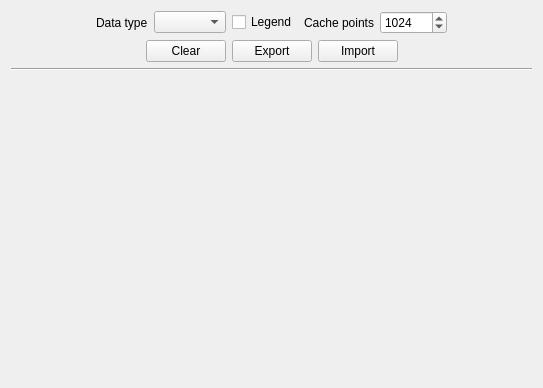
Qt form src/page/panels/outputpanels/charts/line/linesettings.ui (x-tools-author/x-tools) before a commit.
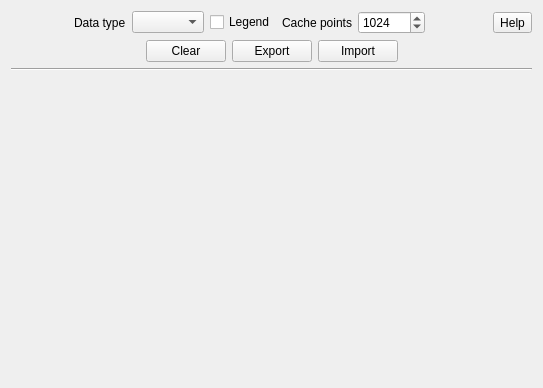
The same form after that commit.

Commit message: feat: add help button for some modules close #58

What changed in the file:
```diff
--- a/src/page/panels/outputpanels/charts/line/linesettings.ui
+++ b/src/page/panels/outputpanels/charts/line/linesettings.ui
@@ -102,6 +102,16 @@
        </property>
       </spacer>
      </item>
+     <item>
+      <widget class="QToolButton" name="toolButtonHelp">
+       <property name="text">
+        <string>Help</string>
+       </property>
+       <property name="toolButtonStyle">
+        <enum>Qt::ToolButtonStyle::ToolButtonTextBesideIcon</enum>
+       </property>
+      </widget>
+     </item>
     </layout>
    </item>
    <item row="1" column="0">
```
The commit also changes 32 other files.
